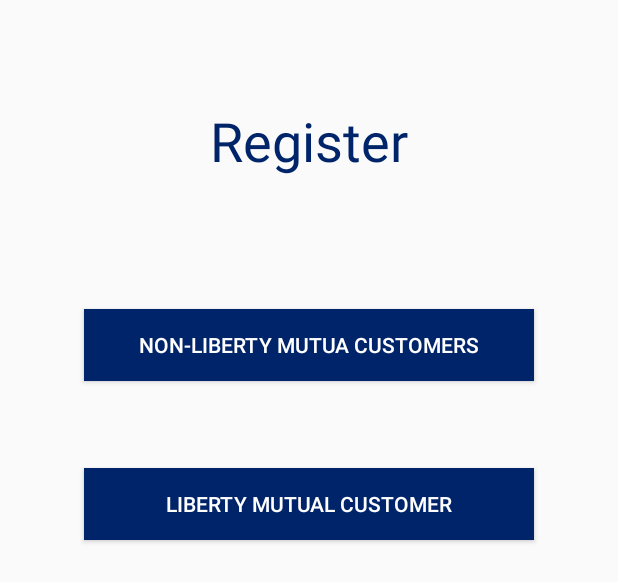
After one commit to rlamsal1256/HacksProject, an Android app: the layout activity_register.xml on its own in the app's theme, with its tools: preview values and no code run, on a phone screen of 412 x 824 dp. The commit adds this screen. Shown: the top 582 px of the screen. Run offline under Robolectric (Android 15) with nearby library versions, the phone set to English and light mode, and no system bars.

Commit message:
added register activity and connected two screens

```diff
--- a/app/build.gradle
+++ b/app/build.gradle
@@ -20,6 +20,7 @@ android {
 
 dependencies {
     compile fileTree(include: ['*.jar'], dir: 'libs')
+    //    testCompile 'junit:junit:4.12'
     compile 'com.android.support:appcompat-v7:25.3.1'
-    //    testCompile 'junit:junit:4.12'
+    compile 'com.android.support.constraint:constraint-layout:1.0.0-alpha7'
 }
--- a/app/src/main/java/com/project/libertyhacks/mutual/liberty/care/MainActivity.java
+++ b/app/src/main/java/com/project/libertyhacks/mutual/liberty/care/RegisterActivity.java
@@ -3,13 +3,11 @@ package com.project.libertyhacks.mutual.liberty.care;
 import android.support.v7.app.AppCompatActivity;
 import android.os.Bundle;
 
-public class MainActivity extends AppCompatActivity {
+public class RegisterActivity extends AppCompatActivity {
 
     @Override
     protected void onCreate(Bundle savedInstanceState) {
         super.onCreate(savedInstanceState);
-        setContentView(R.layout.activity_main);
-
-
+        setContentView(R.layout.activity_register);
     }
 }
--- /dev/null
+++ b/app/src/main/res/layout/activity_register.xml
@@ -0,0 +1,46 @@
+<?xml version="1.0" encoding="utf-8"?>
+<RelativeLayout xmlns:android="http://schemas.android.com/apk/res/android"
+    xmlns:app="http://schemas.android.com/apk/res-auto"
+    xmlns:tools="http://schemas.android.com/tools"
+    android:layout_width="match_parent"
+    android:layout_height="match_parent"
+    tools:context="com.project.libertyhacks.mutual.liberty.care.RegisterActivity">
+
+    <TextView
+        android:id="@+id/textView2"
+        android:layout_width="match_parent"
+        android:layout_height="wrap_content"
+        android:layout_alignParentLeft="true"
+        android:layout_alignParentStart="true"
+        android:layout_alignParentTop="true"
+        android:layout_marginTop="69dp"
+        android:fontFamily="sans-serif"
+        android:gravity="center_horizontal"
+        android:text="Register"
+        android:textAppearance="@android:style/TextAppearance.DeviceDefault.Large"
+        android:textColor="@color/LMBlue"
+        android:textSize="36sp" />
+
+    <Button
+        android:id="@+id/button"
+        android:layout_width="300dp"
+        android:layout_height="wrap_content"
+        android:layout_alignLeft="@+id/button2"
+        android:layout_alignStart="@+id/button2"
+        android:layout_below="@+id/button2"
+        android:layout_marginTop="58dp"
+        android:background="@color/LMBlue"
+        android:text="Liberty Mutual Customer"
+        android:textColor="@android:color/white" />
+
+    <Button
+        android:id="@+id/button2"
+        android:layout_width="300dp"
+        android:layout_height="wrap_content"
+        android:layout_below="@+id/textView2"
+        android:layout_centerHorizontal="true"
+        android:layout_marginTop="88dp"
+        android:background="@color/LMBlue"
+        android:text="Non-Liberty Mutua Customers"
+        android:textColor="@android:color/white" />
+</RelativeLayout>
--- a/app/src/main/res/values/colors.xml
+++ b/app/src/main/res/values/colors.xml
@@ -3,4 +3,6 @@
     <color name="colorPrimary">#3F51B5</color>
     <color name="colorPrimaryDark">#303F9F</color>
     <color name="colorAccent">#FF4081</color>
+    <color name="LMBlue">#002469</color>
+    <color name="LMGray">#63666a</color>
 </resources>
--- a/app/src/main/res/values/styles.xml
+++ b/app/src/main/res/values/styles.xml
@@ -1,11 +1,19 @@
 <resources>
 
     <!-- Base application theme. -->
-    <style name="AppTheme" parent="Theme.AppCompat.Light.DarkActionBar">
+    <style name="AppTheme" parent="Theme.AppCompat.Light.NoActionBar">
+        <!-- Customize your theme here. -->
+        <item name="colorPrimary">@color/LMBlue</item>
+        <item name="colorAccent">@color/colorAccent</item>
+    </style>
+
+    <!--With Action bar-->
+    <style name="WithActionBar" parent="Theme.AppCompat.Light.NoActionBar">
         <!-- Customize your theme here. -->
         <item name="colorPrimary">@color/colorPrimary</item>
         <item name="colorPrimaryDark">@color/colorPrimaryDark</item>
         <item name="colorAccent">@color/colorAccent</item>
     </style>
 
+
 </resources>
```
Also changed, not shown: app/src/main/AndroidManifest.xml (+4 -3 lines), app/src/main/java/com/project/libertyhacks/mutual/liberty/care/GetStartedActivity.java (added, +26 -0 lines), app/src/main/res/layout/activity_main.xml (+13 -7 lines).
